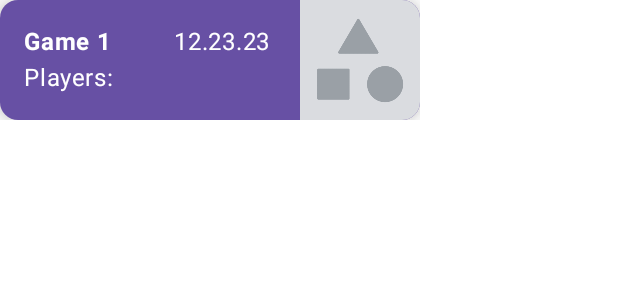
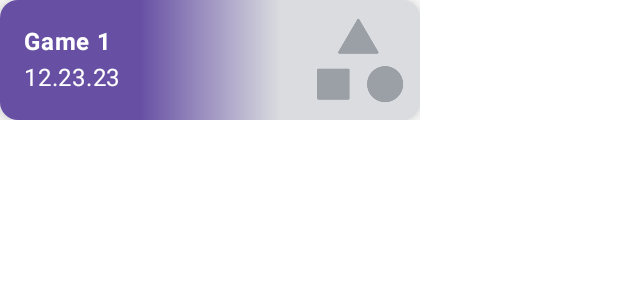
Before and after one commit to SaltyPineapple/Material3Testing, an Android app built with Jetpack Compose: the @Preview function LightGameCardPreview, on a phone screen of 412 x 824 dp. Shown: the top 300 px of the screen. Run offline under Robolectric (Android 15) with nearby library versions, the phone set to English and light mode, and no system bars; our stand-ins replace Firebase (no records; nobody signed in at launch, a user with empty details on screens opened directly).

Commit message:
Add gradients to game card

```diff
--- a/app/src/main/java/com/learn/material3testing/ui/components/GameCard.kt
+++ b/app/src/main/java/com/learn/material3testing/ui/components/GameCard.kt
@@ -35,6 +35,8 @@ import androidx.compose.runtime.remember
 import androidx.compose.runtime.rememberCoroutineScope
 import androidx.compose.runtime.setValue
 import androidx.compose.ui.Modifier
+import androidx.compose.ui.graphics.Brush
+import androidx.compose.ui.graphics.Color
 import androidx.compose.ui.graphics.graphicsLayer
 import androidx.compose.ui.hapticfeedback.HapticFeedbackType
 import androidx.compose.ui.layout.ContentScale
@@ -115,7 +117,15 @@ fun GameCard(currentGame: Game, snackbarHost: SnackbarHostState){
             defaultElevation = 10.dp
         ),
     ) {
-        Row(modifier = Modifier.background(color = MaterialTheme.colorScheme.primary)) {
+        Row(modifier = Modifier
+            .background(Brush.horizontalGradient(
+                    listOf(
+                        MaterialTheme.colorScheme.primary,
+                        MaterialTheme.colorScheme.primary,
+                        Color(red = 218, blue = 224, green = 220),
+                        Color(red = 218, blue = 224, green = 220))
+                ))
+        ) {
             Column(modifier = Modifier
                 .padding(16.dp)
                 .weight(1f)) {
@@ -123,13 +133,6 @@ fun GameCard(currentGame: Game, snackbarHost: SnackbarHostState){
                     text = currentGame.name.toString(),
                     fontWeight = FontWeight.Bold,
                     color = MaterialTheme.colorScheme.onPrimary)
-                Text(
-                    text = "Players: " + currentGame.players.toString(),
-                    color = MaterialTheme.colorScheme.onPrimary)
-            }
-            Column(modifier = Modifier
-                .padding(16.dp)
-                .weight(1f)) {
                 Text(
                     text = convertToDate(currentGame.dateCreated).toString(),
                     color = MaterialTheme.colorScheme.onPrimary)
--- a/app/src/main/java/com/learn/material3testing/ui/theme/Theme.kt
+++ b/app/src/main/java/com/learn/material3testing/ui/theme/Theme.kt
@@ -86,7 +86,7 @@ fun Material3TestingTheme(
     SideEffect {
         val window = (view.context as Activity).window
         window.statusBarColor = colorScheme.primaryContainer.toArgb()
-        window.navigationBarColor = colorScheme.surface.toArgb()
+        window.navigationBarColor = colorScheme.background.toArgb()
         WindowCompat.getInsetsController(window, view).isAppearanceLightStatusBars = true
     }
   }
```
Also changed, not shown: app/src/main/java/com/learn/material3testing/MainActivity.kt (+0 -13 lines).
